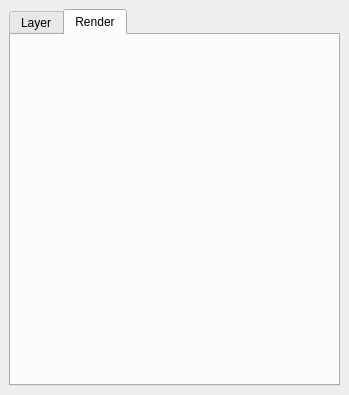
Qt form layoutvisibles.ui (libresilicon/qtflow) before a commit.
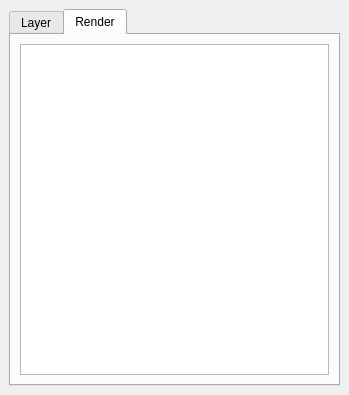
The same form after that commit.

```diff
--- a/layoutvisibles.ui
+++ b/layoutvisibles.ui
@@ -29,6 +29,11 @@
        <attribute name="title">
         <string>Render</string>
        </attribute>
+       <layout class="QVBoxLayout" name="verticalLayout_3">
+        <item>
+         <widget class="QListWidget" name="renderList"/>
+        </item>
+       </layout>
       </widget>
      </widget>
     </item>
```
Left out of the diff: 5 changed lines with no effect on the pictures.
